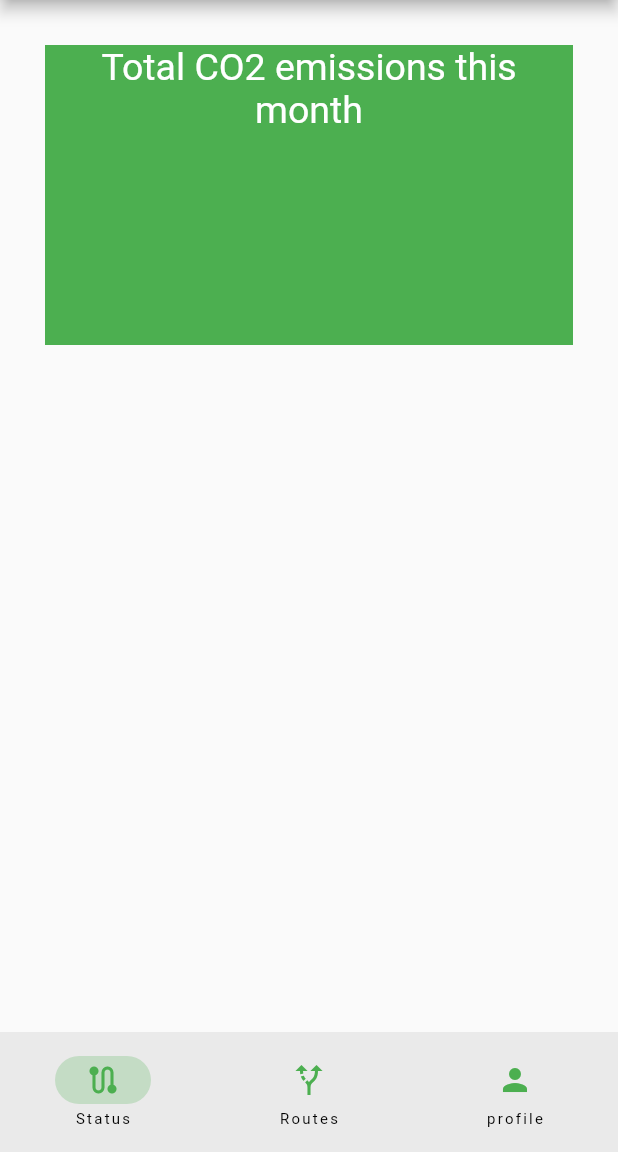
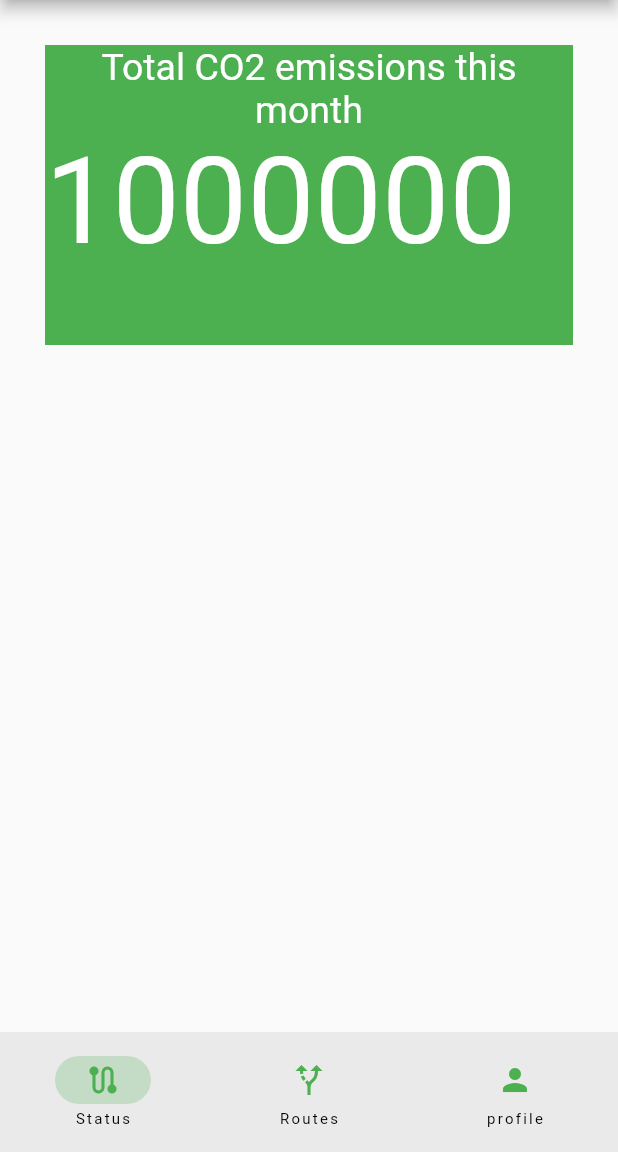
Before and after one commit to Arjdroid/greenifytransit, a Flutter app: the screen it shows after launch, on a phone screen of 412 x 824 dp, the part 84-1236 px from its top. Run offline on Flutter 3.47's test engine with Material 2 defaults, Android fonts, the phone set to English and light mode, and no system bars.

Commit message:
first container

```diff
--- a/lib/status_page.dart
+++ b/lib/status_page.dart
@@ -8,6 +8,7 @@ class StatusPage extends StatefulWidget {
 }
 
 class _StatusPageState extends State<StatusPage> {
+  dynamic emissions = 1000000;
   @override
   Widget build(BuildContext context) {
     return Scaffold(
@@ -21,15 +22,16 @@ class _StatusPageState extends State<StatusPage> {
             icon: const Icon(Icons.arrow_back),
           )*/
       ),
-      body: SingleChildScrollView(
-        child: Column(
+      body: Column(
         children: [
           Container(
               color: Colors.green,
               margin: const EdgeInsets.all(30),
               height: 200,
               width: 400,
-              child: const Text(
+              child: Column(
+                children: [
+                  const Text(
                     'Total CO2 emissions this month',
                     textAlign: TextAlign.center,
                     style: TextStyle(
@@ -37,9 +39,19 @@ class _StatusPageState extends State<StatusPage> {
                       fontSize: 25,
                     ),
                   ),
+                  Row(
+                    children: [
+                      Text('$emissions',
+                          textAlign: TextAlign.center,
+                          style: const TextStyle(
+                            color: Colors.white,
+                            fontSize: 80,
+                          )),
+                    ],
                   )
                 ],
-        ),
+              )),
+        ],
       ),
     );
   }
```
Lines whose indentation alone changed are shown as unchanged.
